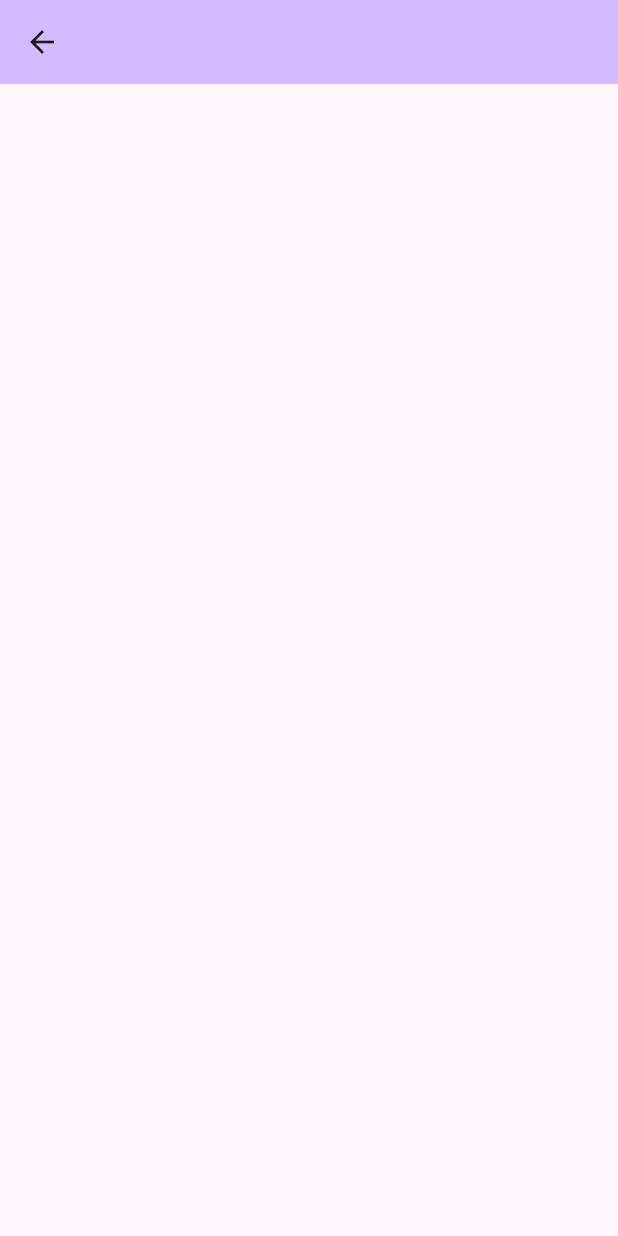
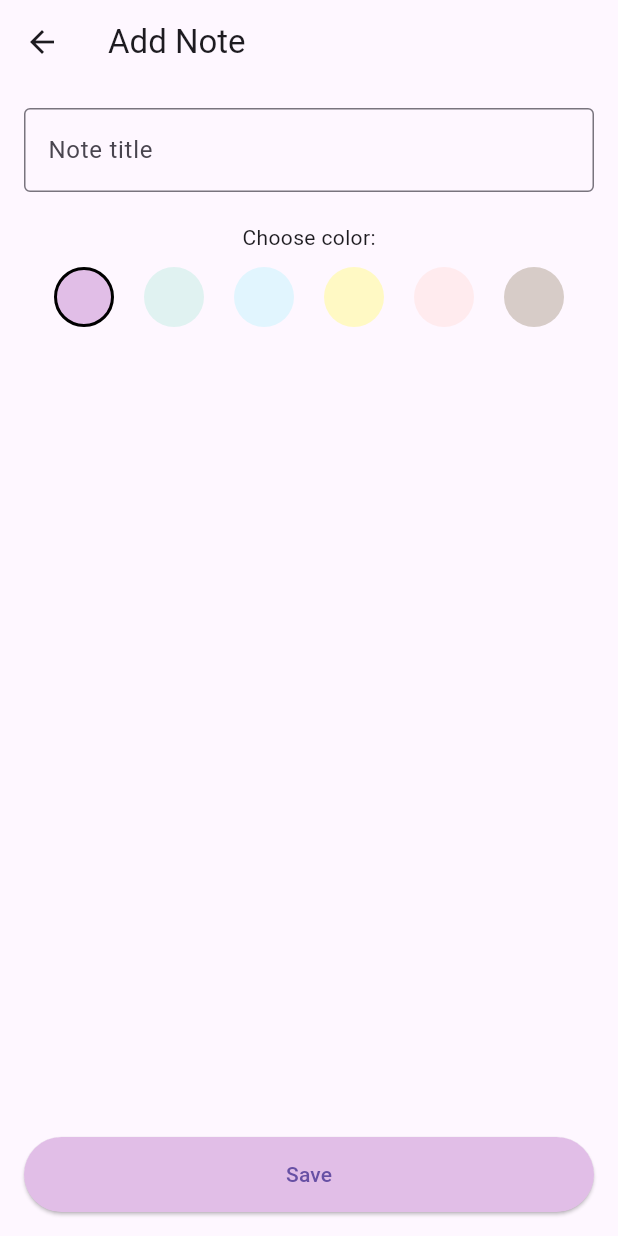
Before and after one commit to babaganush34/to_do_1_0, a Flutter app: the AddPage screen opened directly, on a phone screen of 412 x 824 dp. Run offline on Flutter 3.47's test engine with Material 3 defaults, Android fonts, the phone set to English and light mode, and no system bars.

Commit message:
Second commit

```diff
--- a/lib/addPage.dart
+++ b/lib/addPage.dart
@@ -1,53 +1,85 @@
 import 'package:flutter/material.dart';
 
+import 'main.dart';
+
 class AddPage extends StatefulWidget {
+  const AddPage({super.key});
+
   @override
   State<AddPage> createState() => _AddPageState();
 }
 
 class _AddPageState extends State<AddPage> {
-  @override
-  void initState() {
-    // TODO: implement initState
-    super.initState();
-    print("initState");
-  }
+  final textController = TextEditingController();
+  final List<Color> colors = [
+    const Color(0xFFE1BEE7),
+    const Color(0xFFE0F2F1),
+    const Color(0xFFE1F5FE),
+    const Color(0xFFFFF9C4),
+    const Color(0xFFFFEBEE),
+    const Color(0xFFD7CCC8),
+  ];
+
+  Color selectedColor = const Color(0xFFE1BEE7);
 
   @override
   Widget build(BuildContext context) {
     return Scaffold(
-      appBar: AppBar(
-        backgroundColor: Theme.of(context).colorScheme.inversePrimary
+      appBar: AppBar(title: const Text("Add Note")),
+      body: Padding(
+        padding: const EdgeInsets.all(16.0),
+        child: Column(
+          children: [
+            TextField(
+              controller: textController,
+              decoration: const InputDecoration(
+                labelText: "Note title",
+                border: OutlineInputBorder(),
+              ),
+            ),
+            const SizedBox(height: 20),
+            const Text("Choose color:"),
+            const SizedBox(height: 10),
+            Row(
+              mainAxisAlignment: MainAxisAlignment.spaceEvenly,
+              children: colors.map((color) {
+                return GestureDetector(
+                  onTap: () => setState(() => selectedColor = color),
+                  child: Container(
+                    width: 40,
+                    height: 40,
+                    decoration: BoxDecoration(
+                      color: color,
+                      shape: BoxShape.circle,
+                      border: Border.all(
+                        color: selectedColor == color
+                            ? Colors.black
+                            : Colors.transparent,
+                        width: 2,
+                      ),
+                    ),
+                  ),
+                );
+              }).toList(),
+            ),
+            const Spacer(),
+            ElevatedButton(
+              onPressed: () {
+                if (textController.text.isNotEmpty) {
+                  Navigator.of(
+                    context,
+                  ).pop(Note(title: textController.text, color: selectedColor));
+                }
+              },
+              style: ElevatedButton.styleFrom(
+                minimumSize: const Size(double.infinity, 50),
+                backgroundColor: selectedColor,
+              ),
+              child: const Text('Save'),
+            ),
+          ],
+        ),
       ),
-
     );
   }
-
-  @override
-  void didChangeDependencies() {
-    // TODO: implement didChangeDependencies
-    super.didChangeDependencies();
-    print('didChangeDependencies');
-  }
-
-  @override
-  void didUpdateWidget(covariant AddPage oldWidget) {
-    // TODO: implement didUpdateWidget
-    super.didUpdateWidget(oldWidget);
-    print('didUpdateWidget');
-  }
-
-  @override
-  void deactivate() {
-    // TODO: implement deactivate
-    super.deactivate();
-    print('deactivate');
-  }
-
-  @override
-  void dispose() {
-    // TODO: implement dispose
-    super.dispose();
-    print('dispose');
-  }
 }
```
Also changed, not shown: lib/main.dart (+87 -30 lines).
